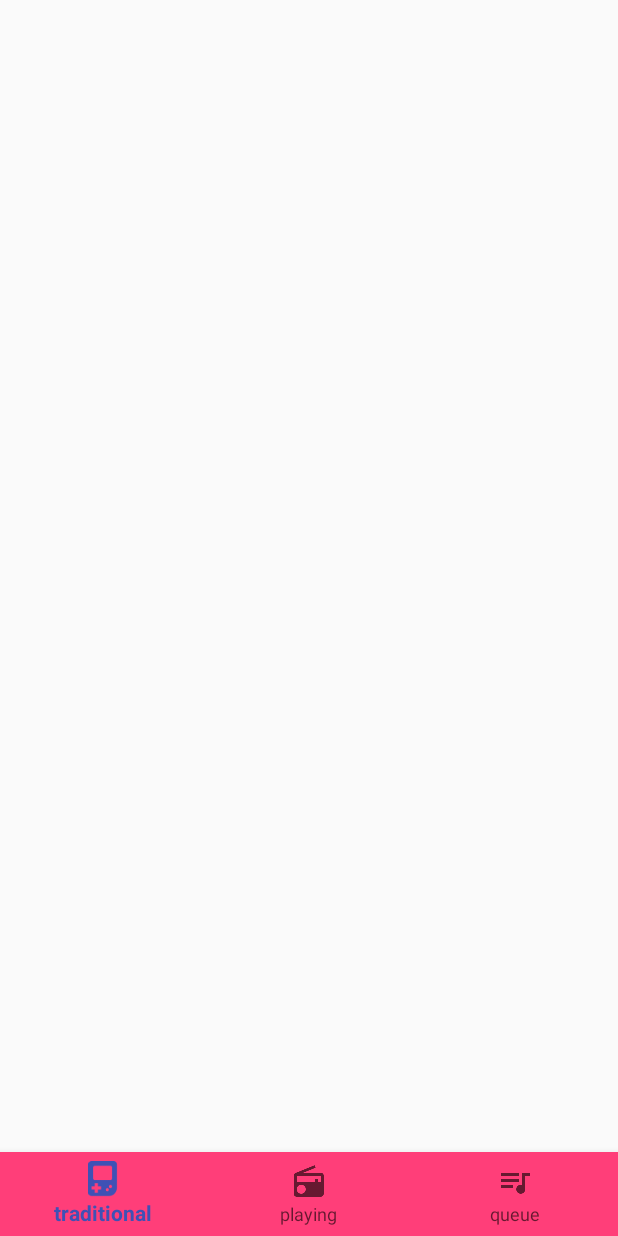
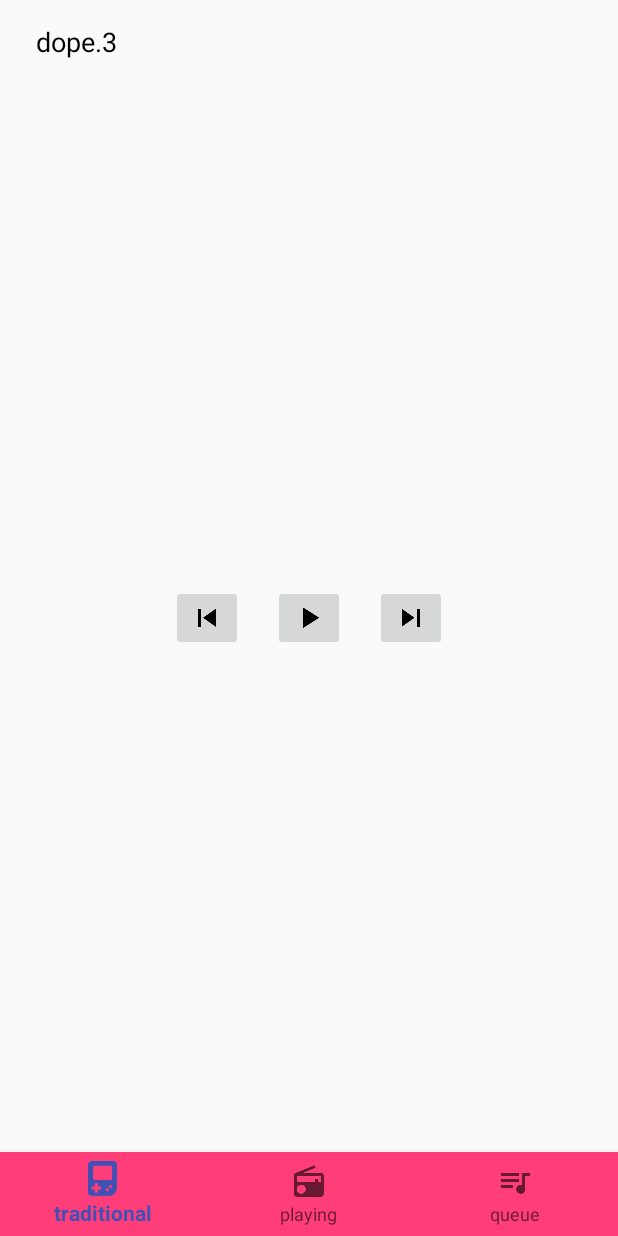
Before and after one commit to jsoftwareengineering/Dope-Player, an Android app: the TraditionalActivity screen opened directly, with no data from a screen before it, on a phone screen of 412 x 824 dp. Run offline under Robolectric (Android 15) with nearby library versions, the phone set to English and light mode, and no system bars.

Commit message:
Addition of initial base layout containing common UI elements

```diff
--- a/app/src/main/res/layout/activity_main.xml
+++ b/app/src/main/res/layout/activity_main.xml
@@ -1,15 +1,23 @@
 <?xml version="1.0" encoding="utf-8"?>
-<android.support.constraint.ConstraintLayout xmlns:android="http://schemas.android.com/apk/res/android"
+
+<RelativeLayout xmlns:android="http://schemas.android.com/apk/res/android"
     xmlns:app="http://schemas.android.com/apk/res-auto"
     xmlns:tools="http://schemas.android.com/tools"
     android:layout_width="match_parent"
     android:layout_height="match_parent"
-    xmlns:design="http://schemas.android.com/apk/res-auto"
     tools:context="com.example.jamesb.dopeplayer.MainActivity"
-    tools:layout_editor_absoluteY="81dp"
-    tools:layout_editor_absoluteX="0dp"
     android:background="#FFFFFF">
 
+    <include
+        android:id="@+id/top_title"
+        android:layout_width="fill_parent"
+        android:layout_height="wrap_content"
+        layout="@layout/base_layout"
+        tools:layout_editor_absoluteX="0dp"
+
+        android:layout_marginBottom="0dp" />
+
+    <!--
     <Button
         android:id="@+id/button1"
         android:layout_width="wrap_content"
@@ -32,19 +40,6 @@
         android:layout_marginEnd="6dp"
         android:layout_marginTop="8dp" />
 
-    <android.support.design.widget.BottomNavigationView
-        android:id="@+id/navigation"
-        android:layout_width="0dp"
-        android:layout_height="wrap_content"
-        android:layout_gravity="start"
-        android:background="@color/primaryPink"
-        design:menu="@menu/bottom_nav"
+    -->
 
-        app:layout_constraintBottom_toBottomOf="parent"
-        android:layout_marginBottom="0dp"
-        android:layout_marginLeft="0dp"
-        app:layout_constraintLeft_toLeftOf="parent"
-        android:layout_marginRight="0dp"
-        app:layout_constraintRight_toRightOf="parent" />
-
-    </android.support.constraint.ConstraintLayout>
+</RelativeLayout>
--- a/app/src/main/res/layout/activity_traditional.xml
+++ b/app/src/main/res/layout/activity_traditional.xml
@@ -1,5 +1,5 @@
 <?xml version="1.0" encoding="utf-8"?>
-<android.support.constraint.ConstraintLayout xmlns:android="http://schemas.android.com/apk/res/android"
+<RelativeLayout xmlns:android="http://schemas.android.com/apk/res/android"
     xmlns:app="http://schemas.android.com/apk/res-auto"
     xmlns:tools="http://schemas.android.com/tools"
     xmlns:design="http://schemas.android.com/apk/res-auto"
@@ -8,19 +8,41 @@
     tools:context="com.example.jamesb.dopeplayer.TraditionalActivity"
     tools:ignore="GradleDependency">
 
-    <android.support.design.widget.BottomNavigationView
-        android:id="@+id/navigation"
-        android:layout_width="0dp"
+    <include
+        android:id="@+id/top_title"
+        android:layout_width="fill_parent"
         android:layout_height="wrap_content"
-        android:layout_gravity="start"
-        android:background="@color/primaryPink"
-        design:menu="@menu/bottom_nav"
+        layout="@layout/base_layout" />
 
-        app:layout_constraintBottom_toBottomOf="parent"
-        android:layout_marginBottom="0dp"
-        android:layout_marginLeft="0dp"
-        app:layout_constraintLeft_toLeftOf="parent"
-        android:layout_marginRight="0dp"
-        app:layout_constraintRight_toRightOf="parent" />
+    <LinearLayout
+        android:layout_width="match_parent"
+        android:layout_height="wrap_content"
+        android:layout_centerVertical="true"
+        android:gravity="center">
 
-</android.support.constraint.ConstraintLayout>
+        <ImageButton
+            android:id="@+id/imageButton7"
+            android:layout_width="wrap_content"
+            android:layout_height="wrap_content"
+            android:layout_margin="10dp"
+            design:srcCompat="@drawable/ic_skip_previous_black_24dp" />
+
+        <ImageButton
+            android:id="@+id/imageButton5"
+            android:layout_width="wrap_content"
+            android:layout_height="wrap_content"
+            android:layout_margin="10dp"
+            design:srcCompat="@drawable/ic_play_arrow_black_24dp" />
+
+        <ImageButton
+            android:id="@+id/imageButton6"
+            android:layout_width="wrap_content"
+            android:layout_height="wrap_content"
+            android:layout_margin="10dp"
+            design:srcCompat="@drawable/ic_skip_next_black_24dp" />
+    </LinearLayout>
+
+
+
+
+</RelativeLayout>
--- /dev/null
+++ b/app/src/main/res/layout/base_layout.xml
@@ -0,0 +1,42 @@
+<?xml version="1.0" encoding="utf-8"?>
+<RelativeLayout xmlns:android="http://schemas.android.com/apk/res/android"
+    android:layout_width="match_parent"
+    android:layout_height="match_parent"
+    xmlns:app="http://schemas.android.com/apk/res-auto"
+    xmlns:tools="http://schemas.android.com/tools"
+    xmlns:design="http://schemas.android.com/apk/res-auto">
+
+    <android.support.v7.widget.Toolbar
+        android:id="@+id/toolbar2"
+        android:layout_width="match_parent"
+        android:layout_height="wrap_content"
+        android:background="@null"
+        android:minHeight="?attr/actionBarSize"
+        android:theme="?attr/actionBarTheme"
+        app:layout_constraintLeft_toLeftOf="parent"
+        app:layout_constraintRight_toRightOf="parent"
+        app:layout_constraintTop_toTopOf="parent">
+
+        <TextView
+            android:id="@+id/toolbar_title"
+            android:layout_width="wrap_content"
+            android:layout_height="wrap_content"
+            android:layout_marginLeft="24dp"
+            android:gravity="center"
+            android:text="dope.3"
+            android:textAlignment="textStart"
+            android:textSize="18dp"
+            android:textColor="#000000"
+            app:layout_constraintLeft_toLeftOf="@+id/toolbar2"
+            tools:layout_editor_absoluteY="16dp" />
+
+    </android.support.v7.widget.Toolbar>
+
+    <android.support.design.widget.BottomNavigationView
+        android:id="@+id/navigation"
+        android:layout_width="match_parent"
+        android:layout_height="wrap_content"
+        android:layout_alignParentBottom="true"
+        android:background="@color/primaryPink"
+        design:menu="@menu/bottom_nav" />
+</RelativeLayout>
```
